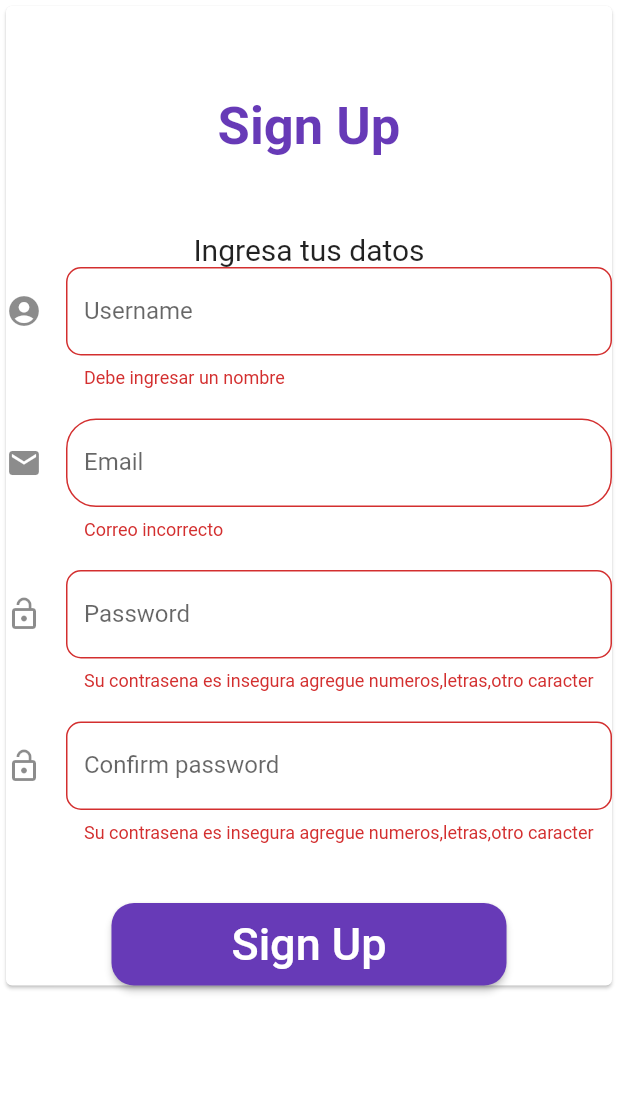
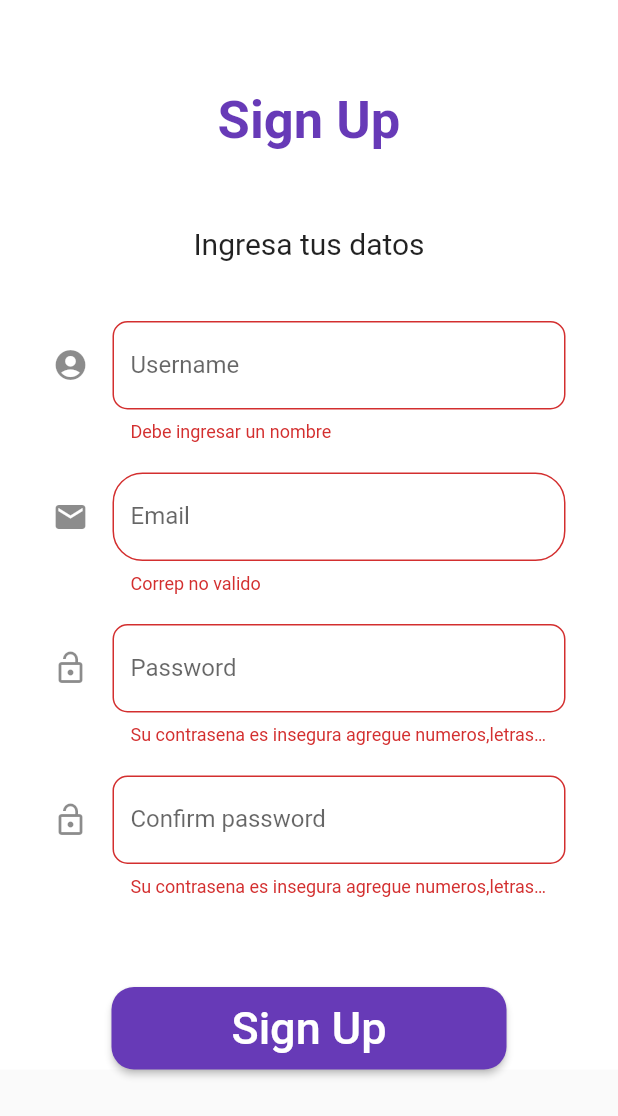
Before and after one commit to JonathanMartinez10/English-eKids, a Flutter app: the SignUpPage screen opened by its route, after a tap on "Sign Up", on a phone screen of 412 x 824 dp. Shown: the top 1116 px of the screen. Run offline on Flutter 3.47's test engine with Material 2 defaults, Android fonts, the phone set to English and light mode, and no system bars; our stand-ins replace sqflite; accounts and stored records are empty.

Commit message:
Se modificaron los archivos que marcavan error

```diff
--- a/lib/pages/pages.dart
+++ b/lib/pages/pages.dart
@@ -1,6 +1,5 @@
 export 'package:english_ekids/pages/welcome_page.dart';
 export 'package:english_ekids/pages/login_page.dart';
-export 'package:english_ekids/pages/signup_page.dart';
 export 'package:english_ekids/pages/home_page.dart';
 export 'package:english_ekids/pages/content/books_page.dart';
 export 'package:english_ekids/pages/content/videos_page.dart';
--- a/lib/pages/signup_page.dart
+++ b/lib/pages/signup_page.dart
@@ -1,59 +1,82 @@
-import 'dart:html';
 import 'package:flutter/material.dart';
 import 'package:english_ekids/entities/StudentDetailsClass.dart';
 
 class SignUpPage extends StatelessWidget {
-  String name = "";
-  String email = "";
-  String pass = "";
-  String pass2 = "";
-  final GlobalKey<FormState> _formKey = GlobalKey<FormState>();
-  SignUpPage();
-  static final List<StudentDetail> students = [];
+  static final GlobalKey<FormState> _formKey = GlobalKey<FormState>();
+  static String name = "";
+  static String email = "";
+  static String pass = "";
+  static StudentDetail student = new StudentDetail();
 
-  void iniciarSesion(context) {
-    FormState? _formState = _formKey.currentState;
-
-    if (_formState!.validate()) {
-      _formState.save();
-      students.add(new StudentDetail.parameters(name, email, pass));
-      Navigator.pushReplacementNamed(context, 'login_page');
-    }
-  }
+  SignUpPage ({Key? key}) : super(key: key);
 
   @override
   Widget build(BuildContext context) {
     return Scaffold(
-      body: Container(
+      body: SingleChildScrollView(
           child: Container(
             color: Colors.white,
             width: double.infinity,
-          child: ListView(children: <Widget>[
-            Card(
-              child: Container(
             child: Form(
             key: _formKey,
+            child: SafeArea(
               child: Column(
-                    children: <Widget>[
-                      SizedBox(
-                        height: 60.0,
+                mainAxisAlignment: MainAxisAlignment.start,
+                children: const[
+                  SizedBox(height: 60.0,),
+                  Text('Sign Up',style: TextStyle(fontSize: 35,fontWeight: FontWeight.bold,color: Colors.deepPurple),),
+                  SizedBox(height: 50.0,),
+                  Text('Ingresa tus datos',style: TextStyle(fontSize: 20, fontWeight: FontWeight.w400),),
+
+                  _CrearInputs(),
+                  SizedBox(height: 40,),
+
+                  _BotonSignUp()
+                ],
               ),
-                      Text(
-                        'Sign Up',
-                        style: TextStyle(
-                            fontSize: 35,
-                            fontWeight: FontWeight.bold,
-                            color: Colors.deepPurple),
             ),
-                      SizedBox(
-                        height: 50.0,
           ),
-                      Text(
-                        'Ingresa tus datos',
-                        style: TextStyle(
-                            fontSize: 20, fontWeight: FontWeight.w400),
         ),
-                      TextFormField(
+      ),
+    );
+  }
+}
+
+class _CrearInputs extends StatelessWidget {
+  const _CrearInputs({
+    Key? key,
+  }) : super(key: key);
+
+  @override
+  Widget build(BuildContext context) {
+    return Container(
+      padding: const EdgeInsets.symmetric(horizontal: 35, vertical: 20),
+      child: Column(
+        crossAxisAlignment: CrossAxisAlignment.start,
+        children: const[
+          SizedBox(height: 20,),
+          _CrearNombre(),
+          SizedBox(height: 20,),
+          _CrearEmail(),
+          SizedBox(height: 20,),
+          _CrearPassword(),
+          SizedBox(height: 20,),
+          _CrearPassword2(),
+        ],
+      ),
+    );
+  }
+}
+
+class _CrearNombre extends StatelessWidget {
+  const _CrearNombre({
+    Key? key,
+  }) : super(key: key);
+
+  @override
+  Widget build(BuildContext context) {
+    return TextFormField(
+      autofocus: false,
       textCapitalization: TextCapitalization.sentences,
       decoration: InputDecoration(
         border: OutlineInputBorder(
@@ -63,19 +86,27 @@ class SignUpPage extends StatelessWidget {
         hintText: 'Nombre de usuario',
         icon: const Icon(Icons.account_circle),
       ),
+      onChanged: (valor){},
       validator: (var valor) {
-                          if (valor != null && valor.length > 4) {
+        if (valor != null && valor.length > 1) {
           return null;
         } else {
           return "Debe ingresar un nombre";
         }
       },
-                        onSaved: (var value) => name = value.toString(),
-                      ),
-                      SizedBox(
-                        height: 20,
-                      ),
-                      TextFormField(
+      onSaved: (var value) => SignUpPage.name = value.toString(),
+    );
+  }
+}
+
+class _CrearEmail extends StatelessWidget {
+  const _CrearEmail({
+    Key? key,
+  }) : super(key: key);
+
+  @override
+  Widget build(BuildContext context) {
+    return TextFormField(
       keyboardType: TextInputType.emailAddress,
       decoration: InputDecoration(
         border: OutlineInputBorder(
@@ -85,24 +116,28 @@ class SignUpPage extends StatelessWidget {
         labelText: 'Email',
         icon: const Icon(Icons.email),
       ),
-                        onChanged: (valor) {},
+      onChanged: (valor){},
       validator: (var value) {
-                          RegExp emailCorrect = RegExp(
-                              r'[a-zA-Z0-9]*@{1}((gmail)|(hotmail)|(outlook)){1}((\.com)|(\.es)|(\.mx)){1}');
+        RegExp emailCorrect = RegExp(r'[a-zA-Z0-9]*@{1}((gmail)|(hotmail)|(outlook)){1}((\.com)|(\.es)|(\.mx)){1}');
           if (emailCorrect.hasMatch((value.toString()))) {
-                            StudentDetail studentDetails =
-                                new StudentDetail.parameters(
-                                    name, value.toString(), pass);
+            return null;
           } else {
-                            return "Correo incorrecto";
+            return "Correp no valido";
           }
         },
-                        onSaved: (var value) => email = value.toString(),
-                      ),
-                      SizedBox(
-                        height: 20,
-                      ),
-                      TextFormField(
+        onSaved: (var value) => SignUpPage.email = value.toString(),
+    );
+  }
+}
+
+class _CrearPassword extends StatelessWidget {
+  const _CrearPassword({
+    Key? key,
+  }) : super(key: key);
+
+  @override
+  Widget build(BuildContext context) {
+    return TextFormField(
       obscureText: true,
       decoration: InputDecoration(
         border: OutlineInputBorder(
@@ -112,23 +147,28 @@ class SignUpPage extends StatelessWidget {
         labelText: 'Password',
         icon: const Icon(Icons.lock_open),
       ),
-                        onChanged: (valor) {},
+      onChanged: (valor){},
       validator: (var value) {
         RegExp passCorrect = RegExp(r'[a-zA-Z]|[0-9]+.*');
-                          if (value != null &&
-                              value.length > 9 &&
-                              passCorrect.hasMatch((value.toString()))) {
+        if (value != null && value.length > 9 && passCorrect.hasMatch((value.toString()))) {
           return null;
         } else {
           return "Su contrasena es insegura agregue numeros,letras,otro caracter";
         }
       },
-                        onSaved: (var value) => pass = value.toString(),
-                      ),
-                      SizedBox(
-                        height: 20,
-                      ),
-                      TextFormField(
+      onSaved: (var value) => SignUpPage.pass = value.toString(),
+    );
+  }
+}
+
+class _CrearPassword2 extends StatelessWidget {
+  const _CrearPassword2({
+    Key? key,
+  }) : super(key: key);
+
+  @override
+  Widget build(BuildContext context) {
+    return TextFormField(
       obscureText: true,
       decoration: InputDecoration(
         border: OutlineInputBorder(
@@ -138,45 +178,45 @@ class SignUpPage extends StatelessWidget {
         labelText: 'Confirm password',
         icon: const Icon(Icons.lock_open),
       ),
-                        onChanged: (valor) {},
+      onChanged: (valor){},
       validator: (var value) {
         RegExp passCorrect = RegExp(r'[a-zA-Z]|[0-9]+.*');
-                          if (value != null &&
-                              value.length > 9 &&
-                              passCorrect.hasMatch((value.toString()))) {
+        if (value != null && value.length > 9 && passCorrect.hasMatch((value.toString()))) {
           return null;
         } else {
           return "Su contrasena es insegura agregue numeros,letras,otro caracter";
         }
       },
-                        onSaved: (var value) => pass2 = value.toString(),
-                      ),
-                      SizedBox(
-                        height: 40,
-                      ),
-                      RaisedButton(
-                        shape: RoundedRectangleBorder(
-                            borderRadius: BorderRadius.circular(15)),
-                        padding: const EdgeInsets.symmetric(
-                            horizontal: 80, vertical: 10),
-                        color: Colors.deepPurple,
-                        child: const Text(
-                          'Sign Up',
-                          style: TextStyle(fontSize: 30, color: Colors.white),
-                        ),
-                        onPressed: () {
-                          //verifica so no hay un usuario con coincidencias
-                          iniciarSesion(context);
-                        },
-                      ),
-                    ],
-                  ),
-                ),
-              ),
-            ),
-          ]),
-        ),
-      ),
+      //onSaved: (var value) => pass2 = value.toString(),
     );
   }
 }
+
+class _BotonSignUp extends StatelessWidget {
+  const _BotonSignUp({
+    Key? key,
+  }) : super(key: key);
+
+  @override
+  Widget build(BuildContext context) {
+    return RaisedButton(
+      shape: RoundedRectangleBorder(borderRadius: BorderRadius.circular(15)),
+      padding: const EdgeInsets.symmetric(horizontal: 80, vertical: 10),
+      color: Colors.deepPurple,
+      child: const Text('Sign Up', style: TextStyle(fontSize: 30,color: Colors.white),),
+      onPressed: () {
+        iniciarSesion(context);
+      },
+    );
+  }
+}
+
+void iniciarSesion(context) {
+  FormState? _formState = SignUpPage._formKey.currentState;
+
+  if (_formState!.validate()) {
+    _formState.save();
+    SignUpPage.student = new StudentDetail.parameters(SignUpPage.name, SignUpPage.email, SignUpPage.pass);
+    Navigator.pushReplacementNamed(context, 'login_page');
+  }
+}
```
Also changed, not shown: lib/entities/ListOfStudents.dart (deleted, +0 -17 lines), lib/entities/StudentDetailsClass.dart (+12 -0 lines), lib/main.dart (+13 -10 lines), lib/pages/login_page.dart (+169 -112 lines). Lines whose indentation alone changed are shown as unchanged.
